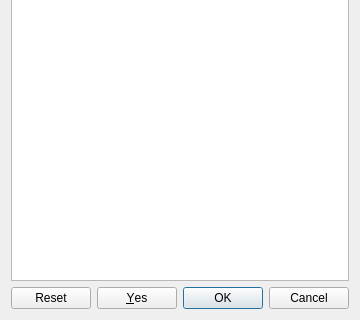
violethaze74/ugene, file src/plugins/biostruct3d_view/src/ui/SelectModelsDialog.ui: the form before one commit; both pictures show x 0 to 360 and y 213 to 533 of the 360 by 533 pixel window.
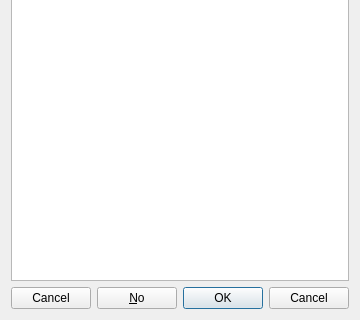
The form after the commit.

The edit to the form file:
```diff
--- a/src/plugins/biostruct3d_view/src/ui/SelectModelsDialog.ui
+++ b/src/plugins/biostruct3d_view/src/ui/SelectModelsDialog.ui
@@ -18,11 +18,28 @@
     <widget class="QListWidget" name="modelsList"/>
    </item>
    <item>
+    <layout class="QGridLayout" name="gridLayout">
+     <item row="0" column="0">
+      <widget class="QDialogButtonBox" name="buttonBox_1">
+       <property name="layoutDirection">
+        <enum>Qt::RightToLeft</enum>
+       </property>
+       <property name="standardButtons">
+        <set>QDialogButtonBox::Cancel|QDialogButtonBox::No</set>
+       </property>
+       <property name="centerButtons">
+        <bool>false</bool>
+       </property>
+      </widget>
+     </item>
+     <item row="0" column="1">
     <widget class="QDialogButtonBox" name="buttonBox">
      <property name="standardButtons">
-      <set>QDialogButtonBox::Cancel|QDialogButtonBox::Ok|QDialogButtonBox::Reset|QDialogButtonBox::Yes</set>
-     </property>
-    </widget>
+        <set>QDialogButtonBox::Cancel|QDialogButtonBox::Ok</set>
+       </property>
+      </widget>
+     </item>
+    </layout>
    </item>
   </layout>
  </widget>
```
Lines whose indentation alone changed are shown as unchanged.
